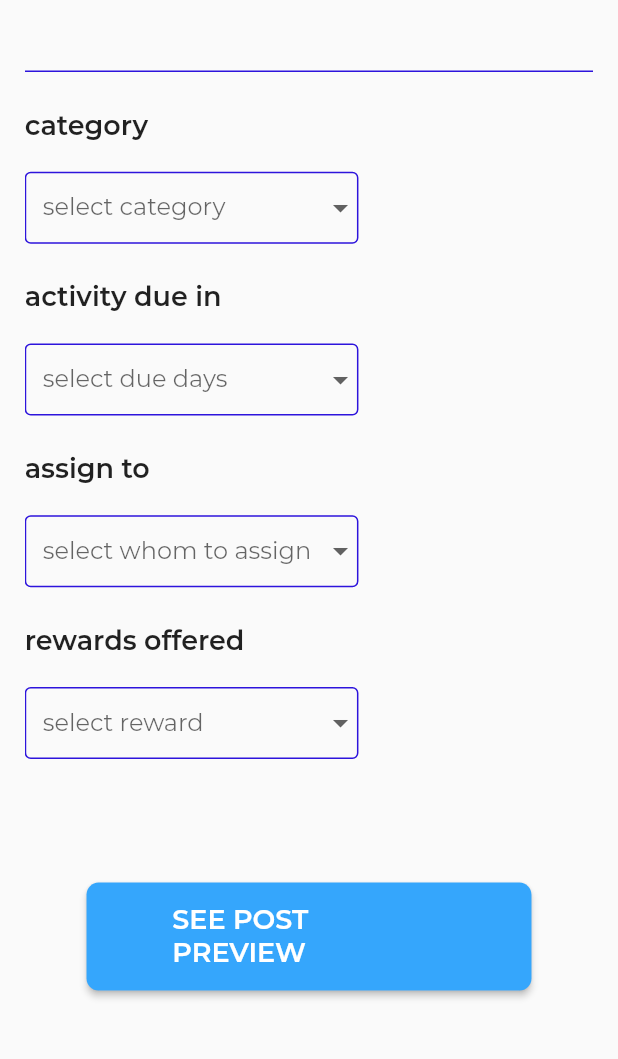
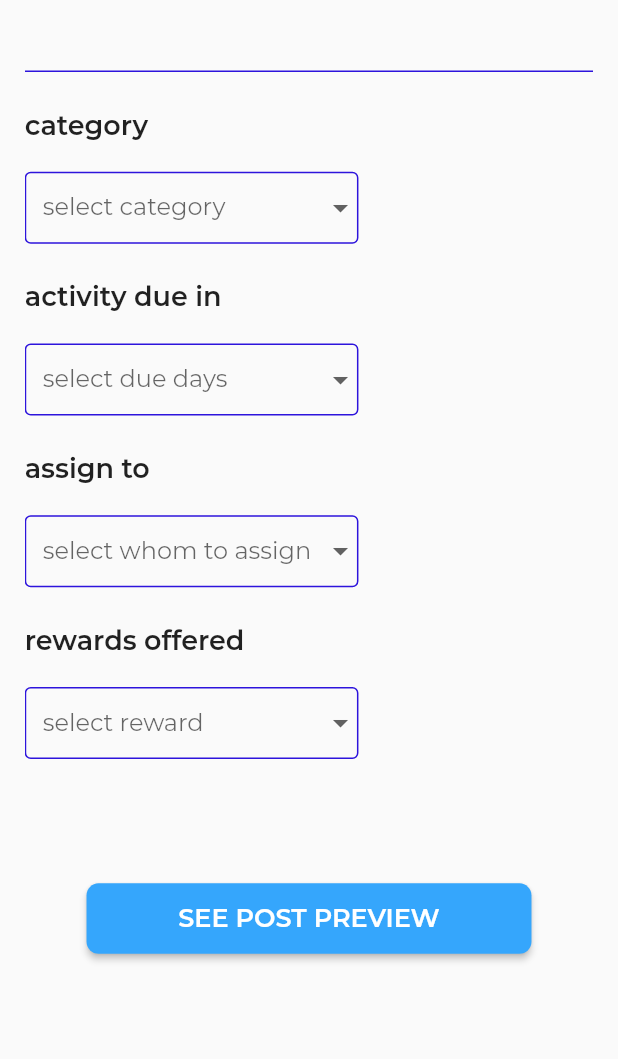
Before and after one commit to itsAyyazdev/tasq-priv, a Flutter app: the AddNewActivity screen opened directly, scrolled down 92 dp, on a phone screen of 412 x 824 dp, the part 162-1221 px from its top. Run offline on Flutter 3.47's test engine with Material 2 defaults, Android fonts, the light colour scheme and no system bars; our stand-ins replace circular_profile_avatar, cloud_firestore, firebase_auth, firebase_core, firebase_storage, flutter_svg and 10 more; missing offline and left inert: responsive_widgets; accounts and stored records are empty.

Commit message:
postmodel remove

```diff
--- a/lib/models/job.dart
+++ b/lib/models/job.dart
@@ -1,11 +1,13 @@
+import 'package:cloud_firestore/cloud_firestore.dart';
+
 class Job {
   String reward;
   bool isActive;
-  String expiryUnit;
+  Timestamp expiry;
   String orgId, jobId;
   String description;
-  String postedAt;
-  String expiry;
+  Timestamp postedAt;
+
   String title;
   String orgRef;
   String orgName;
@@ -15,7 +17,6 @@ class Job {
   Job(
       {this.reward,
       this.isActive,
-      this.expiryUnit,
       this.orgId,
       this.description,
       this.postedAt,
@@ -30,7 +31,7 @@ class Job {
     reward = json["reward"];
     isActive = json["is_active"];
     jobId = json["job_id"];
-    expiryUnit = json["expiry_unit"];
+
     orgId = json["org_id"];
     description = json["description"];
     postedAt = json["posted_at"];
@@ -46,7 +47,7 @@ class Job {
     map["reward"] = reward;
     map["is_active"] = isActive;
     map["job_id"] = jobId;
-    map["expiry_unit"] = expiryUnit;
+
     map["org_id"] = orgId;
     map["description"] = description;
     map["posted_at"] = postedAt;
--- a/lib/models/post_model.dart
+++ b/lib/models/post_model.dart
@@ -6,8 +6,8 @@ class PostModel {
       assignTo,
       rewardOffer,
       rewardOfferId,
-      companyName,
-      companyId,
+      orgName,
+      orgId,
       points;
   DateTime createdAt;
 
@@ -19,8 +19,8 @@ class PostModel {
       this.assignTo,
       this.rewardOffer,
       this.rewardOfferId,
-      this.companyName,
-      this.companyId,
+      this.orgName,
+      this.orgId,
       this.points,
       this.createdAt});
 }
--- a/lib/ui/admin/dashboard/home/new_activity.dart
+++ b/lib/ui/admin/dashboard/home/new_activity.dart
@@ -10,7 +10,8 @@ class AddNewActivity extends StatefulWidget {
 }
 
 class _AddNewActivityState extends State<AddNewActivity> {
-  String selectedCategory, dueIn, assignTo, reward;
+  String selectedCategory, dueIn, reward;
+  int assignTo;
   TextEditingController nameCont = TextEditingController();
   TextEditingController descriptionCont = TextEditingController();
   @override
@@ -54,7 +55,7 @@ class _AddNewActivityState extends State<AddNewActivity> {
                 hintText: "select whom to assign",
                 list: AppData.activityAssignTo, onChanged: (r) {
               setState(() {
-                assignTo = r;
+                assignTo = AppData.activityAssignTo.indexOf(r);
               });
             }),
             dropDown(3,
@@ -177,8 +178,8 @@ class _AddNewActivityState extends State<AddNewActivity> {
     PostModel pm = PostModel(
         postName: nameCont.text,
         points: "12",
-        companyId: "",
-        companyName: "YFS-Pak",
+        orgId: "",
+        orgName: "",
         assignTo: "",
         rewardOffer: reward,
         rewardOfferId: "",
--- a/lib/ui/admin/dashboard/me/active_tasks.dart
+++ b/lib/ui/admin/dashboard/me/active_tasks.dart
@@ -1,3 +1,4 @@
+import 'package:tasq/models/job.dart';
 import 'package:tasq/models/job_application.dart';
 import 'package:tasq/ui/widgets/shared/empty_screen.dart';
 import 'package:tasq/ui/widgets/shared/shimmers/job.dart';
@@ -151,7 +152,7 @@ class ActiveTaskProfile extends StatelessWidget {
             showResponses: true,
             showActive: true,
             showAssignedTo: true,
-            post: DummyData.posts[index],
+            post: Job(),
           ),
         );
       }),
--- a/lib/ui/admin/dashboard/me/my_postings/postDetails/my_post.dart
+++ b/lib/ui/admin/dashboard/me/my_postings/postDetails/my_post.dart
@@ -1,3 +1,4 @@
+import 'package:tasq/models/job.dart';
 import 'package:tasq/ui/admin/dashboard/me/my_postings/postDetails/detail_and_responses.dart';
 import 'package:tasq/ui/widgets/shared/task_card.dart';
 import 'package:tasq/utils/globals/app_data/dummy_data.dart';
@@ -16,7 +17,7 @@ class MyPostings extends StatelessWidget {
             showPoints: true,
             showResponses: true,
             showActive: true,
-            post: DummyData.posts[index],
+            post: Job(reward: "lsdhfk"),
           ),
         );
       }),
--- a/lib/ui/user/dashboard/explore/based_on_skills.dart
+++ b/lib/ui/user/dashboard/explore/based_on_skills.dart
@@ -1,4 +1,5 @@
 import 'package:flutter/material.dart';
+import 'package:tasq/models/job.dart';
 import 'package:tasq/ui/user/task/task_details.dart';
 import 'package:tasq/ui/widgets/shared/task_card.dart';
 import 'package:tasq/utils/constants/config.dart';
@@ -20,7 +21,7 @@ class BasedOnSkill extends StatelessWidget {
       child: Column(
         children: List.generate(listLength, (index) {
           return TaskWidget(
-            post: DummyData.posts[index],
+            post: Job(),
             showActive: true,
             showPoints: true,
             showResponses: false,
--- a/lib/ui/user/dashboard/explore/ending_soon.dart
+++ b/lib/ui/user/dashboard/explore/ending_soon.dart
@@ -1,4 +1,5 @@
 import 'package:flutter/material.dart';
+import 'package:tasq/models/job.dart';
 import 'package:tasq/ui/widgets/shared/task_card.dart';
 import 'package:tasq/utils/globals/app_data/dummy_data.dart';
 
@@ -17,7 +18,7 @@ class EndingSoon extends StatelessWidget {
     return Column(
       children: List.generate(listLength, (index) {
         return TaskWidget(
-          post: DummyData.posts[index],
+          post: Job(),
           showActive: true,
           showPoints: true,
           showResponses: false,
--- a/lib/ui/user/dashboard/explore/search_tasks.dart
+++ b/lib/ui/user/dashboard/explore/search_tasks.dart
@@ -1,4 +1,5 @@
 import 'package:flutter/material.dart';
+import 'package:tasq/models/job.dart';
 import 'package:tasq/ui/user/task/task_details.dart';
 import 'package:tasq/ui/widgets/shared/task_card.dart';
 import 'package:tasq/utils/constants/config.dart';
@@ -41,7 +42,7 @@ class SearchTasks extends StatelessWidget {
                   return Container(
                     padding: EdgeInsets.symmetric(horizontal: 10),
                     child: TaskWidget(
-                      post: DummyData.posts[index],
+                      post: Job(),
                       showActive: true,
                       showPoints: true,
                       showResponses: false,
--- a/lib/ui/user/dashboard/user_navigator.dart
+++ b/lib/ui/user/dashboard/user_navigator.dart
@@ -1,4 +1,5 @@
 import 'package:tasq/ui/user/dashboard/rewards/my_rewards.dart';
+import 'package:tasq/utils/globals/app_data/app_user.dart';
 import 'package:tasq/utils/globals/import_hub.dart';
 
 class UserDashboard extends StatefulWidget {
@@ -48,6 +49,7 @@ class _UserDashboardState extends State<UserDashboard> {
   }
 
   Widget bottomBarItem(int index, AppProvider p) {
+    String namesFirstChar = AppUser.user?.name?.substring(0, 1) ?? "N";
     return Expanded(
       child: Container(
         child: InkWell(
@@ -59,7 +61,7 @@ class _UserDashboardState extends State<UserDashboard> {
                   ? CircleAvatar(
                       radius: 14,
                       backgroundColor: AppConfig.colors.smokeWhite,
-                      child: Text("Y"),
+                      child: Text("$namesFirstChar"),
                     )
                   : Icon(
                       bottomIcons[index],
--- a/lib/ui/user/dashboard/user_profile/user_profile.dart
+++ b/lib/ui/user/dashboard/user_profile/user_profile.dart
@@ -1,3 +1,4 @@
+import 'package:tasq/models/job.dart';
 import 'package:tasq/models/post_model.dart';
 import 'package:tasq/ui/widgets/shared/task_card.dart';
 import 'package:tasq/utils/globals/app_data/app_data.dart';
@@ -212,7 +213,7 @@ class _UserProfileState extends State<UserProfile>
               children: List.generate(2, (index) {
                 PostModel p = DummyData.posts[index];
                 return TaskWidget(
-                  post: p,
+                  post: Job(),
                   showResponses: false,
                   showPoints: true,
                   showActive: true,
@@ -240,7 +241,7 @@ class _UserProfileState extends State<UserProfile>
               children: List.generate(2, (index) {
                 PostModel p = DummyData.posts[index];
                 return TaskWidget(
-                  post: p,
+                  post: Job(),
                   showResponses: false,
                   showPoints: true,
                   showActive: false,
--- a/lib/ui/widgets/shared/k_button.dart
+++ b/lib/ui/widgets/shared/k_button.dart
@@ -15,11 +15,11 @@ class MyButton extends StatelessWidget {
       shape: RoundedRectangleBorder(borderRadius: BorderRadius.circular(8.0)),
       child: Padding(
         padding:
-            EdgeInsets.symmetric(vertical: 14.0, horizontal: Get.width * 0.1),
+            EdgeInsets.symmetric(vertical: 13.0, horizontal: Get.width * 0.04),
         child: Text(
           title,
           style: MyTextStyles.montsSemiBold16
-              .copyWith(color: Colors.white, fontSize: 18),
+              .copyWith(color: Colors.white, fontSize: 17),
         ),
       ),
     );
--- a/lib/utils/enums.dart
+++ b/lib/utils/enums.dart
@@ -2,6 +2,7 @@ class Enums {
   static Role role = Role();
   static TaskStatus taskStatus = TaskStatus();
   static TaskApplication taskApplication = TaskApplication();
+  static TaskAssign task = TaskAssign();
 }
 
 class Role {
@@ -15,3 +16,7 @@ class TaskStatus {
 class TaskApplication {
   int applied = 0, acceptedAndAssigned = 1, rejected = 2;
 }
+
+class TaskAssign {
+  int team = 0, organization = 1, everyOne = 2;
+}
```
Also changed, not shown: lib/ui/widgets/shared/task_card.dart (+4 -4 lines), lib/utils/globals/app_data/dummy_data.dart (+16 -16 lines).
